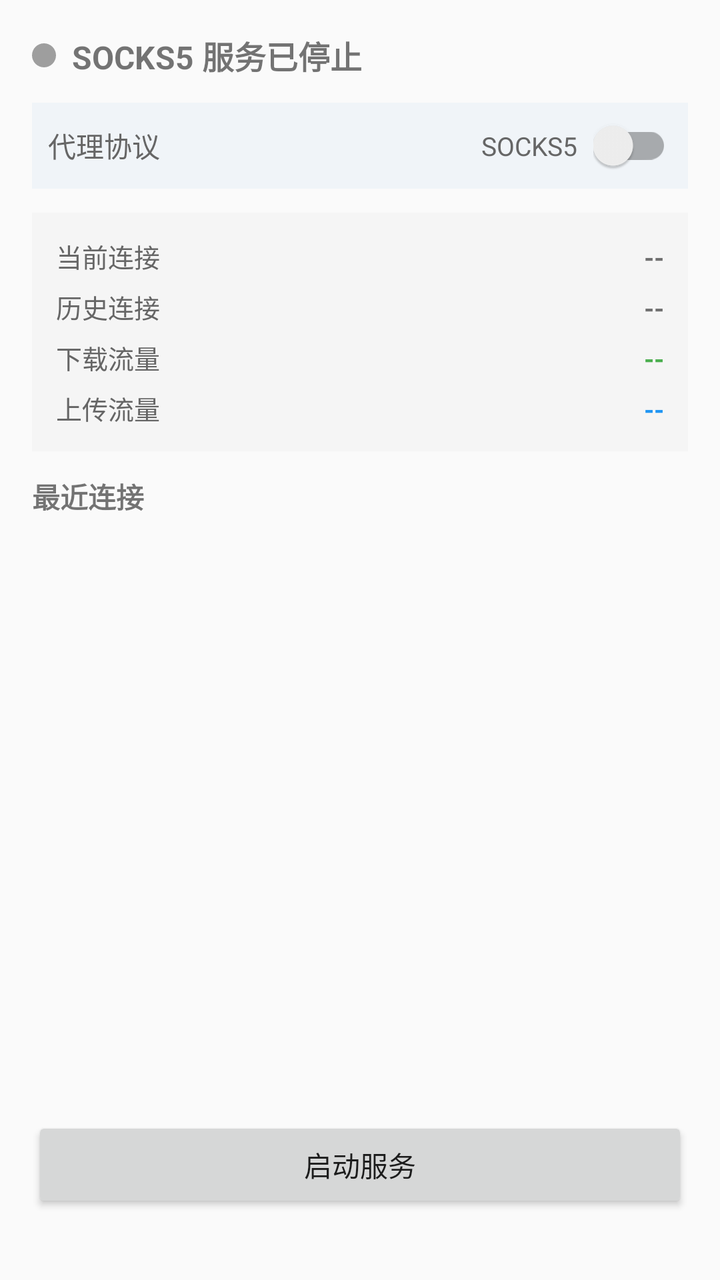
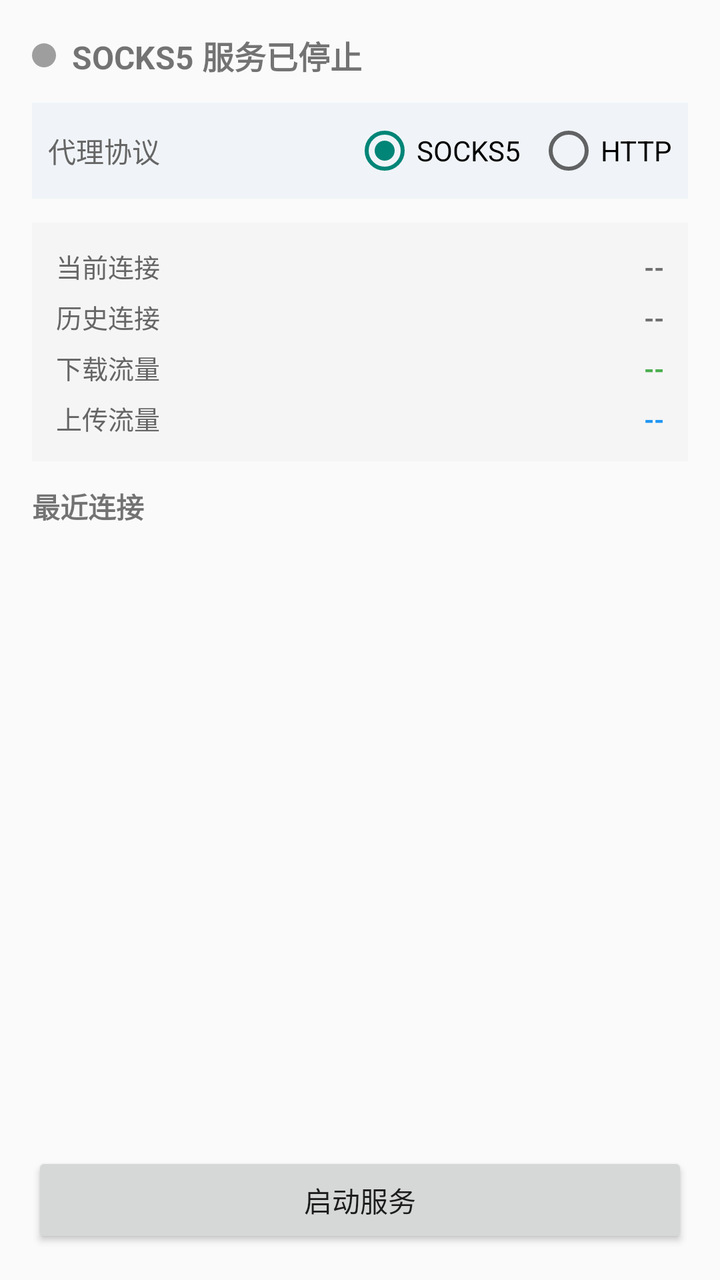

The first picture is an Android layout as it rendered before a commit; the second is the same layout after the commit. The layout source and the unified diff follow.
<!-- AndroidManifest.xml: application theme Theme.AppCompat.Light.DarkActionBar -->
<!-- res/layout/activity_main.xml -->
<?xml version="1.0" encoding="utf-8"?>
<LinearLayout xmlns:android="http://schemas.android.com/apk/res/android"
    android:layout_width="match_parent"
    android:layout_height="match_parent"
    android:orientation="vertical"
    android:padding="16dp">

    
    <LinearLayout
        android:layout_width="match_parent"
        android:layout_height="wrap_content"
        android:orientation="horizontal"
        android:gravity="center_vertical"
        android:layout_marginBottom="12dp">

        <View
            android:id="@+id/statusDot"
            android:layout_width="12dp"
            android:layout_height="12dp"
            android:background="@drawable/circle_gray"/>

        <TextView
            android:id="@+id/statusRunning"
            android:layout_width="wrap_content"
            android:layout_height="wrap_content"
            android:text="SOCKS5 服务已停止"
            android:textSize="16sp"
            android:textStyle="bold"
            android:layout_marginStart="8dp"/>

        <TextView
            android:id="@+id/statusPort"
            android:layout_width="wrap_content"
            android:layout_height="wrap_content"
            android:text=""
            android:textSize="14sp"
            android:layout_marginStart="12dp"
            android:visibility="gone"/>

        <TextView
            android:id="@+id/statusUptime"
            android:layout_width="wrap_content"
            android:layout_height="wrap_content"
            android:text=""
            android:textSize="14sp"
            android:layout_marginStart="12dp"
            android:visibility="gone"/>
    </LinearLayout>

    
    <LinearLayout
        android:layout_width="match_parent"
        android:layout_height="wrap_content"
        android:orientation="horizontal"
        android:gravity="center_vertical"
        android:background="#F0F4F8"
        android:padding="8dp"
        android:layout_marginBottom="12dp"
        android:layout_marginTop="0dp">

        <TextView
            android:layout_width="0dp"
            android:layout_height="wrap_content"
            android:layout_weight="1"
            android:text="代理协议"
            android:textSize="14sp"
            android:textColor="#666666"/>

        <TextView
            android:id="@+id/protocolLabel"
            android:layout_width="wrap_content"
            android:layout_height="wrap_content"
            android:text="SOCKS5"
            android:textSize="13sp"
            android:textColor="#666666"
            android:layout_marginEnd="8dp"/>

        <androidx.appcompat.widget.SwitchCompat
            android:id="@+id/proxyProtocolSwitch"
            android:layout_width="wrap_content"
            android:layout_height="wrap_content"
            android:textOff="SOCKS"
            android:textOn="HTTP"
            android:showText="true"/>
    </LinearLayout>

    
    <LinearLayout
        android:layout_width="match_parent"
        android:layout_height="wrap_content"
        android:orientation="vertical"
        android:background="#F5F5F5"
        android:padding="12dp"
        android:layout_marginBottom="12dp">

        
        <LinearLayout
            android:layout_width="match_parent"
            android:layout_height="wrap_content"
            android:orientation="horizontal"
            android:layout_marginBottom="6dp">

            <TextView
                android:layout_width="0dp"
                android:layout_height="wrap_content"
                android:layout_weight="1"
                android:text="当前连接"
                android:textSize="13sp"
                android:textColor="#666666"/>

            <TextView
                android:id="@+id/connCount"
                android:layout_width="wrap_content"
                android:layout_height="wrap_content"
                android:text="--"
                android:textSize="13sp"
                android:textStyle="bold"/>
        </LinearLayout>

        
        <LinearLayout
            android:layout_width="match_parent"
            android:layout_height="wrap_content"
            android:orientation="horizontal"
            android:layout_marginBottom="6dp">

            <TextView
                android:layout_width="0dp"
                android:layout_height="wrap_content"
                android:layout_weight="1"
                android:text="历史连接"
                android:textSize="13sp"
                android:textColor="#666666"/>

            <TextView
                android:id="@+id/historyCount"
                android:layout_width="wrap_content"
                android:layout_height="wrap_content"
                android:text="--"
                android:textSize="13sp"
                android:textStyle="bold"/>
        </LinearLayout>

        
        <LinearLayout
            android:layout_width="match_parent"
            android:layout_height="wrap_content"
            android:orientation="horizontal"
            android:layout_marginBottom="6dp">

            <TextView
                android:layout_width="0dp"
                android:layout_height="wrap_content"
                android:layout_weight="1"
                android:text="下载流量"
                android:textSize="13sp"
                android:textColor="#666666"/>

            <TextView
                android:id="@+id/bytesDown"
                android:layout_width="wrap_content"
                android:layout_height="wrap_content"
                android:text="--"
                android:textSize="13sp"
                android:textStyle="bold"
                android:textColor="#4CAF50"/>
        </LinearLayout>

        
        <LinearLayout
            android:layout_width="match_parent"
            android:layout_height="wrap_content"
            android:orientation="horizontal">

            <TextView
                android:layout_width="0dp"
                android:layout_height="wrap_content"
                android:layout_weight="1"
                android:text="上传流量"
                android:textSize="13sp"
                android:textColor="#666666"/>

            <TextView
                android:id="@+id/bytesUp"
                android:layout_width="wrap_content"
                android:layout_height="wrap_content"
                android:text="--"
                android:textSize="13sp"
                android:textStyle="bold"
                android:textColor="#2196F3"/>
        </LinearLayout>
    </LinearLayout>

    
    <TextView
        android:layout_width="wrap_content"
        android:layout_height="wrap_content"
        android:text="最近连接"
        android:textSize="14sp"
        android:textStyle="bold"
        android:layout_marginBottom="8dp"/>

    
    <androidx.recyclerview.widget.RecyclerView
        android:id="@+id/connectionLogList"
        android:layout_width="match_parent"
        android:layout_height="280dp"
        android:layout_marginBottom="12dp"
        android:background="#FAFAFA"
        android:padding="4dp"/>

    
    <Button
        android:id="@+id/toggleButton"
        android:layout_width="match_parent"
        android:layout_height="wrap_content"
        android:text="启动服务"
        android:onClick="onToggleClick"/>
</LinearLayout>
<!-- resources referenced by this layout -->
<resources>
  <!-- drawable circle_gray (drawable) -->
  <?xml version="1.0" encoding="utf-8"?>
  <shape xmlns:android="http://schemas.android.com/apk/res/android"
      android:shape="oval">
      <solid android:color="#9E9E9E"/>
      <size android:width="12dp" android:height="12dp"/>
  </shape>
</resources>

<!-- the commit's change to res/layout/activity_main.xml (unified diff, before → after) -->
@@ -1,5 +1,6 @@
 <?xml version="1.0" encoding="utf-8"?>
 <LinearLayout xmlns:android="http://schemas.android.com/apk/res/android"
+    xmlns:app="http://schemas.android.com/apk/res-auto"
     android:layout_width="match_parent"
     android:layout_height="match_parent"
     android:orientation="vertical"
@@ -66,22 +67,28 @@
             android:textSize="14sp"
             android:textColor="#666666"/>
 
-        <TextView
-            android:id="@+id/protocolLabel"
-            android:layout_width="wrap_content"
-            android:layout_height="wrap_content"
-            android:text="SOCKS5"
-            android:textSize="13sp"
-            android:textColor="#666666"
-            android:layout_marginEnd="8dp"/>
-
-        <androidx.appcompat.widget.SwitchCompat
-            android:id="@+id/proxyProtocolSwitch"
-            android:layout_width="wrap_content"
-            android:layout_height="wrap_content"
-            android:textOff="SOCKS"
-            android:textOn="HTTP"
-            android:showText="true"/>
+        <RadioGroup
+            android:id="@+id/protocolRadioGroup"
+            android:layout_width="wrap_content"
+            android:layout_height="wrap_content"
+            android:orientation="horizontal">
+
+            <RadioButton
+                android:id="@+id/socks5Radio"
+                android:layout_width="wrap_content"
+                android:layout_height="wrap_content"
+                android:text="SOCKS5"
+                android:textSize="14sp"
+                android:checked="true"/>
+
+            <RadioButton
+                android:id="@+id/httpRadio"
+                android:layout_width="wrap_content"
+                android:layout_height="wrap_content"
+                android:text="HTTP"
+                android:textSize="14sp"
+                android:layout_marginStart="8dp"/>
+        </RadioGroup>
     </LinearLayout>
 
     
@@ -200,11 +207,11 @@
         android:textStyle="bold"
         android:layout_marginBottom="8dp"/>
 
-    
     <androidx.recyclerview.widget.RecyclerView
         android:id="@+id/connectionLogList"
         android:layout_width="match_parent"
-        android:layout_height="280dp"
+        android:layout_height="0dp"
+        android:layout_weight="1"
         android:layout_marginBottom="12dp"
         android:background="#FAFAFA"
         android:padding="4dp"/>
